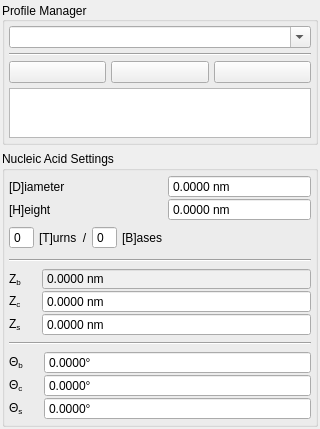
Old version of the form config/nucleic_acid/panel.ui in the repository NATuG3/NATuG3.
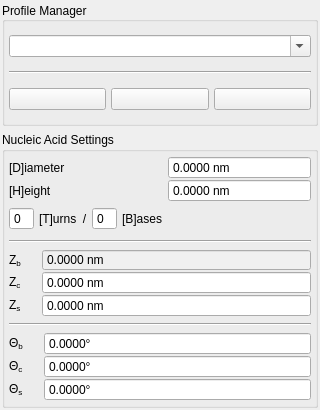
New version of the form.

Commit message: Removed notes area

```diff
--- a/config/nucleic_acid/panel.ui
+++ b/config/nucleic_acid/panel.ui
@@ -185,22 +185,6 @@
         </property>
        </widget>
       </item>
-      <item row="3" column="0" colspan="2">
-       <widget class="QPlainTextEdit" name="notes">
-        <property name="maximumSize">
-         <size>
-          <width>16777215</width>
-          <height>50</height>
-         </size>
-        </property>
-        <property name="plainText">
-         <string/>
-        </property>
-        <property name="placeholderText">
-         <string>Notes Area</string>
-        </property>
-       </widget>
-      </item>
      </layout>
     </widget>
    </item>
```
The commit also changes 2 other files.
